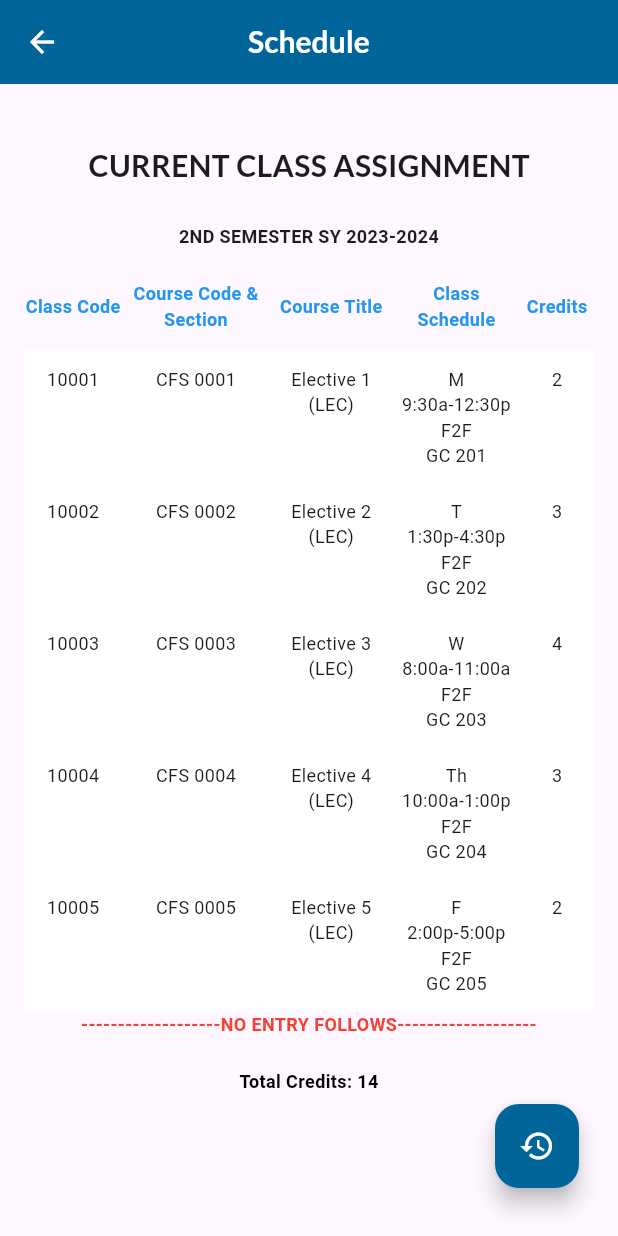
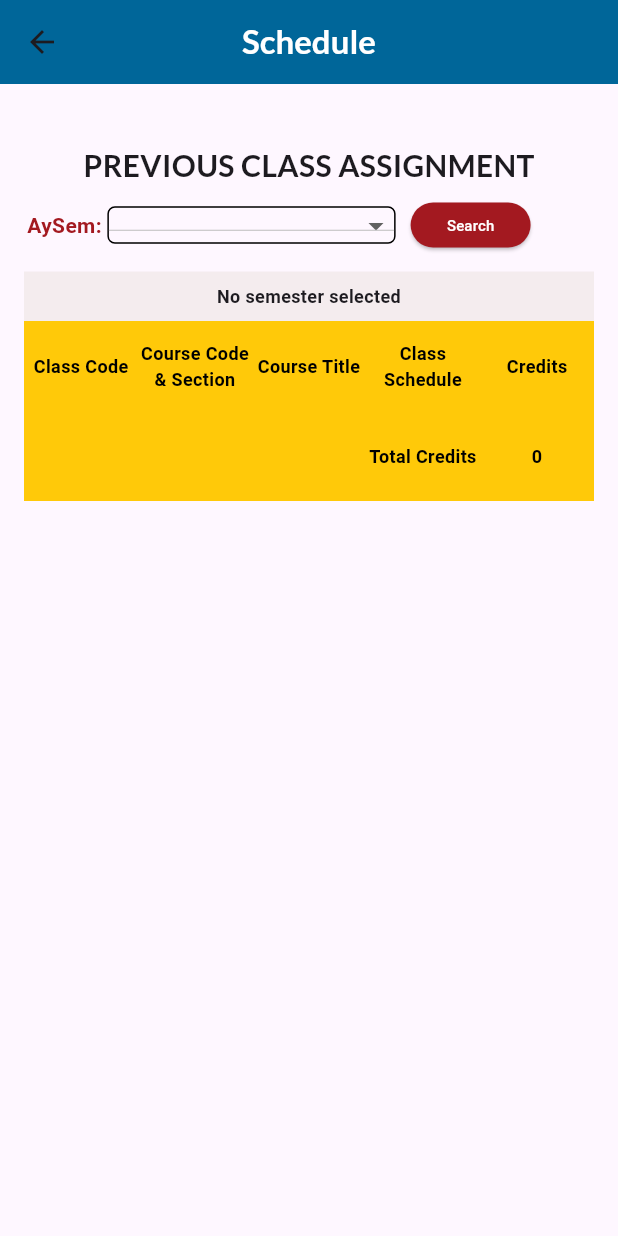
Before and after one commit to JustLiwag/plm-app-faculty-admin, a Flutter app: the Schedule screen opened directly, after a tap on the "history" icon, on a phone screen of 412 x 824 dp. Run offline on Flutter 3.47's test engine with Material 3 defaults, Android fonts, the phone set to English and light mode, and no system bars; our stand-ins replace cached_network_image, connectivity_plus, flutter_speed_dial, flutter_svg, pdf, printing.

Commit message:
[feature] previous class assignment file

```diff
--- /dev/null
+++ b/lib/screens/faculty/schedule/previous_class_assignment.dart
@@ -0,0 +1,467 @@
+import 'package:flutter/material.dart';
+
+class PreviousClassAssignmentPage extends StatefulWidget {
+  @override
+  _PreviousClassAssignmentPageState createState() =>
+      _PreviousClassAssignmentPageState();
+}
+
+class _PreviousClassAssignmentPageState
+    extends State<PreviousClassAssignmentPage> {
+  String? _selectedSemester;
+  List<Map<String, String>> _filteredAssignments = [];
+
+  final List<Map<String, String>> previousAssignments = [
+    //1st
+    {
+      'classCode': '10001',
+      'courseCodeSection': 'CFS 0001',
+      'courseTitle': 'Elective 1 (LEC)',
+      'classSchedule': 'M 9:30a-12:30p F2F GC 201',
+      'credits': '2',
+      'semester': '1st SEMESTER SY 2010-2011',
+    },
+    {
+      'classCode': '10002',
+      'courseCodeSection': 'CFS 0002',
+      'courseTitle': 'Elective 1 (LAB)',
+      'classSchedule': 'T 9:30a-12:30p F2F GC 201',
+      'credits': '1',
+      'semester': '1st SEMESTER SY 2010-2011',
+    },
+    //2nd
+    {
+      'classCode': '10001',
+      'courseCodeSection': 'CFS 0001',
+      'courseTitle': 'Elective 1 (LAB)',
+      'classSchedule': 'M 1:30p-4:30p F2F GC 202',
+      'credits': '1',
+      'semester': '2nd SEMESTER SY 2010-2011',
+    },
+    {
+      'classCode': '10002',
+      'courseCodeSection': 'CFS 0002',
+      'courseTitle': 'Elective 1 (LEC)',
+      'classSchedule': 'T 9:30a-12:30p F2F GC 203',
+      'credits': '2',
+      'semester': '2nd SEMESTER SY 2010-2011',
+    },
+    {
+      'classCode': '10003',
+      'courseCodeSection': 'CFS 0003',
+      'courseTitle': 'OOP (LAB)',
+      'classSchedule': 'W 9:30a-12:30p F2F GC 203',
+      'credits': '1',
+      'semester': '2nd SEMESTER SY 2010-2011',
+    },
+    {
+      'classCode': '10004',
+      'courseCodeSection': 'CFS 0003',
+      'courseTitle': 'OOP (LEC)',
+      'classSchedule': 'TH 9:30a-12:30p F2F GC 203',
+      'credits': '2',
+      'semester': '2nd SEMESTER SY 2010-2011',
+    },
+    //1st
+    {
+      'classCode': '10001',
+      'courseCodeSection': 'CFS 0001',
+      'courseTitle': 'SE 1 (LAB)',
+      'classSchedule': 'T 1:30p-4:30p F2F GC 202',
+      'credits': '1',
+      'semester': '1st SEMESTER SY 2011-2012',
+    },
+    {
+      'classCode': '10002',
+      'courseCodeSection': 'CFS 0002',
+      'courseTitle': 'SE 1 (LEC)',
+      'classSchedule': 'T 9:30a-12:30p F2F GC 203',
+      'credits': '2',
+      'semester': '1st SEMESTER SY 2011-2012',
+    },
+    {
+      'classCode': '10003',
+      'courseCodeSection': 'CFS 0003',
+      'courseTitle': 'Automata (LAB)',
+      'classSchedule': 'W 9:30a-12:30p F2F GC 203',
+      'credits': '1',
+      'semester': '1st SEMESTER SY 2011-2012',
+    },
+    {
+      'classCode': '10004',
+      'courseCodeSection': 'CFS 0003',
+      'courseTitle': 'Automata (LEC)',
+      'classSchedule': 'W 9:30a-12:30p F2F GC 203',
+      'credits': '2',
+      'semester': '1st SEMESTER SY 2011-2012',
+    },
+  ];
+
+  void _search() {
+    if (_selectedSemester != null) {
+      setState(() {
+        _filteredAssignments = previousAssignments
+            .where((assignment) => assignment['semester'] == _selectedSemester)
+            .toList();
+      });
+    }
+  }
+
+  int _calculateTotalCredits() {
+    int totalCredits = 0;
+    for (var assignment in _filteredAssignments) {
+      totalCredits += int.parse(assignment['credits'] ?? '0');
+    }
+    return totalCredits;
+  }
+
+  @override
+  Widget build(BuildContext context) {
+    return Scaffold(
+      appBar: AppBar(
+        backgroundColor: Color(0xFF006699),
+        title: const Text(
+          'Schedule',
+          style: TextStyle(
+            color: Colors.white,
+            fontFamily: 'Lato',
+            fontWeight: FontWeight.bold,
+          ),
+        ),
+        centerTitle: true,
+      ),
+      body: Column(crossAxisAlignment: CrossAxisAlignment.center, children: [
+        SizedBox(height: 40),
+        Text(
+          'PREVIOUS CLASS ASSIGNMENT',
+          style: TextStyle(
+            fontFamily: 'Lato',
+            fontWeight: FontWeight.bold,
+            fontSize: 20,
+          ),
+        ),
+        SizedBox(height: 10),
+        Row(
+          children: [
+            Padding(
+              padding: EdgeInsets.only(left: 18),
+              child: Text(
+                'AySem: ',
+                style: TextStyle(
+                  color: Color(0xFFA31920),
+                  fontWeight: FontWeight.bold,
+                ),
+              ),
+            ),
+            Container(
+              height: 25,
+              decoration: BoxDecoration(
+                border: Border.all(color: Colors.black),
+                borderRadius: BorderRadius.circular(5.0),
+              ),
+              child: DropdownButton<String>(
+                value: _selectedSemester,
+                items: [
+                  DropdownMenuItem(
+                    value: '1st SEMESTER SY 2010-2011',
+                    child: Text('1st SEMESTER SY 2010-2011',
+                        style: TextStyle(fontSize: 12)),
+                  ),
+                  DropdownMenuItem(
+                    value: '2nd SEMESTER SY 2010-2011',
+                    child: Text('2nd SEMESTER SY 2010-2011',
+                        style: TextStyle(fontSize: 12)),
+                  ),
+                  DropdownMenuItem(
+                    value: '1st SEMESTER SY 2011-2012',
+                    child: Text('1st SEMESTER SY 2011-2012',
+                        style: TextStyle(fontSize: 12)),
+                  ),
+                ],
+                onChanged: (String? value) {
+                  setState(() {
+                    _selectedSemester = value;
+                  });
+                },
+                hint: Padding(
+                  padding: EdgeInsets.zero,
+                ),
+              ),
+            ),
+            SizedBox(width: 10),
+            Container(
+              height: 30,
+              width: 80,
+              child: ElevatedButton(
+                onPressed: _search,
+                style: ElevatedButton.styleFrom(
+                  backgroundColor: Color(0xFFA31920),
+                ),
+                child: Text(
+                  'Search',
+                  style: TextStyle(color: Colors.white, fontSize: 10),
+                ),
+              ),
+            ),
+          ],
+        ),
+        Padding(
+          padding: const EdgeInsets.all(16.0),
+          child: Column(
+            crossAxisAlignment: CrossAxisAlignment.stretch,
+            children: [
+              Container(
+                color: Color.fromARGB(179, 240, 231, 231),
+                padding: EdgeInsets.symmetric(vertical: 8),
+                child: Text(
+                  _selectedSemester ?? 'No semester selected',
+                  style: TextStyle(
+                    fontWeight: FontWeight.bold,
+                    fontSize: 12,
+                  ),
+                  textAlign: TextAlign.center,
+                ),
+              ),
+              Table(
+                columnWidths: {
+                  0: FlexColumnWidth(),
+                  1: FlexColumnWidth(),
+                  2: FlexColumnWidth(),
+                  3: FlexColumnWidth(),
+                  4: FlexColumnWidth(),
+                },
+                children: [
+                  TableRow(
+                    decoration: BoxDecoration(color: Color(0xFFFFC909)),
+                    children: [
+                      TableCell(
+                        child: Container(
+                          height: 60,
+                          alignment: Alignment.center,
+                          padding: EdgeInsets.symmetric(vertical: 10),
+                          child: Text(
+                            'Class Code',
+                            style: TextStyle(
+                              fontWeight: FontWeight.bold,
+                              fontSize: 12,
+                              color: Colors.black,
+                            ),
+                          ),
+                        ),
+                      ),
+                      TableCell(
+                        child: Container(
+                          height: 60,
+                          alignment: Alignment.center,
+                          padding: EdgeInsets.symmetric(vertical: 10),
+                          child: Text(
+                            'Course Code & Section',
+                            style: TextStyle(
+                              fontWeight: FontWeight.bold,
+                              fontSize: 12,
+                              color: Colors.black,
+                            ),
+                            textAlign: TextAlign.center,
+                          ),
+                        ),
+                      ),
+                      TableCell(
+                        child: Container(
+                          height: 60,
+                          alignment: Alignment.center,
+                          padding: EdgeInsets.symmetric(vertical: 10),
+                          child: Text(
+                            'Course Title',
+                            style: TextStyle(
+                              fontWeight: FontWeight.bold,
+                              fontSize: 12,
+                              color: Colors.black,
+                            ),
+                            textAlign: TextAlign.center,
+                          ),
+                        ),
+                      ),
+                      TableCell(
+                        child: Container(
+                          height: 60,
+                          alignment: Alignment.center,
+                          padding: EdgeInsets.symmetric(vertical: 10),
+                          child: Text(
+                            'Class Schedule',
+                            style: TextStyle(
+                              fontWeight: FontWeight.bold,
+                              fontSize: 12,
+                              color: Colors.black,
+                            ),
+                            textAlign: TextAlign.center,
+                          ),
+                        ),
+                      ),
+                      TableCell(
+                        child: Container(
+                          height: 60,
+                          alignment: Alignment.center,
+                          padding: EdgeInsets.symmetric(vertical: 10),
+                          child: Text(
+                            'Credits',
+                            style: TextStyle(
+                              fontWeight: FontWeight.bold,
+                              fontSize: 12,
+                              color: Colors.black,
+                            ),
+                          ),
+                        ),
+                      ),
+                    ],
+                  ),
+                  for (var assignment in _filteredAssignments)
+                    TableRow(
+                      decoration: BoxDecoration(
+                          color: Color.fromARGB(179, 240, 231, 231)),
+                      children: [
+                        TableCell(
+                          child: Container(
+                            height: 60,
+                            alignment: Alignment.center,
+                            padding: EdgeInsets.symmetric(vertical: 10),
+                            child: Text(
+                              assignment['classCode'] ?? '',
+                              style: TextStyle(fontSize: 12),
+                              textAlign: TextAlign.center,
+                            ),
+                          ),
+                        ),
+                        TableCell(
+                          child: Container(
+                            height: 60,
+                            alignment: Alignment.center,
+                            padding: EdgeInsets.symmetric(vertical: 10),
+                            child: Text(
+                              assignment['courseCodeSection'] ?? '',
+                              style: TextStyle(fontSize: 12),
+                              textAlign: TextAlign.center,
+                            ),
+                          ),
+                        ),
+                        TableCell(
+                          child: Container(
+                            height: 60,
+                            alignment: Alignment.center,
+                            padding: EdgeInsets.symmetric(vertical: 10),
+                            child: Text(
+                              assignment['courseTitle'] ?? '',
+                              style: TextStyle(fontSize: 12),
+                              textAlign: TextAlign.center,
+                            ),
+                          ),
+                        ),
+                        TableCell(
+                          child: Container(
+                            height: 60,
+                            alignment: Alignment.center,
+                            padding: EdgeInsets.symmetric(vertical: 6),
+                            child: Text(
+                              assignment['classSchedule'] ?? '',
+                              style: TextStyle(fontSize: 12),
+                              textAlign: TextAlign.center,
+                            ),
+                          ),
+                        ),
+                        TableCell(
+                          child: Container(
+                            height: 60,
+                            alignment: Alignment.center,
+                            padding: EdgeInsets.symmetric(vertical: 10),
+                            child: Text(
+                              assignment['credits'] ?? '',
+                              style: TextStyle(fontSize: 12),
+                              textAlign: TextAlign.center,
+                            ),
+                          ),
+                        ),
+                      ],
+                    ),
+                  TableRow(
+                    decoration: BoxDecoration(
+                      color: Color(0xFFFFC909),
+                    ),
+                    children: [
+                      TableCell(
+                        child: Container(
+                          height: 60,
+                          alignment: Alignment.center,
+                          padding: EdgeInsets.symmetric(vertical: 10),
+                          child: Text(
+                            '',
+                            style: TextStyle(fontSize: 12),
+                            textAlign: TextAlign.center,
+                          ),
+                        ),
+                      ),
+                      TableCell(
+                        child: Container(
+                          height: 60,
+                          alignment: Alignment.center,
+                          padding: EdgeInsets.symmetric(vertical: 10),
+                          child: Text(
+                            '',
+                            style: TextStyle(fontSize: 12),
+                            textAlign: TextAlign.center,
+                          ),
+                        ),
+                      ),
+                      TableCell(
+                        child: Container(
+                          height: 60,
+                          alignment: Alignment.center,
+                          padding: EdgeInsets.symmetric(vertical: 10),
+                          child: Text(
+                            '',
+                            style: TextStyle(fontSize: 12),
+                            textAlign: TextAlign.center,
+                          ),
+                        ),
+                      ),
+                      TableCell(
+                        child: Container(
+                          height: 60,
+                          alignment: Alignment.center,
+                          padding: EdgeInsets.symmetric(vertical: 10),
+                          child: Text(
+                            'Total Credits',
+                            style: TextStyle(
+                              fontWeight: FontWeight.bold,
+                              fontSize: 12,
+                              color: Colors.black,
+                            ),
+                            textAlign: TextAlign.center,
+                          ),
+                        ),
+                      ),
+                      TableCell(
+                        child: Container(
+                          height: 60,
+                          alignment: Alignment.center,
+                          padding: EdgeInsets.symmetric(vertical: 10),
+                          child: Text(
+                            _calculateTotalCredits().toString(),
+                            style: TextStyle(
+                              fontWeight: FontWeight.bold,
+                              fontSize: 12,
+                              color: Colors.black,
+                            ),
+                            textAlign: TextAlign.center,
+                          ),
+                        ),
+                      ),
+                    ],
+                  ),
+                ],
+              ),
+            ],
+          ),
+        ),
+      ]),
+    );
+  }
+}
--- a/lib/screens/faculty/schedule/schedule.dart
+++ b/lib/screens/faculty/schedule/schedule.dart
@@ -1,4 +1,5 @@
 import 'package:flutter/material.dart';
+import 'package:mysample/screens/faculty/schedule/previous_class_assignment.dart';
 import 'package:mysample/utils/app_styles.dart';
 import '../../../data/faculty/assignment_data.dart';
 
@@ -124,12 +125,12 @@ class Schedule extends StatelessWidget {
             child: FloatingActionButton(
               backgroundColor: const Color(0xFF006699),
               onPressed: () {
-                // Navigator.push(
-                //   context,
-                //   MaterialPageRoute(
-                //     builder: (context) => PreviousClassAssignmentPage(),
-                //   ),
-                // );
+                Navigator.push(
+                  context,
+                  MaterialPageRoute(
+                    builder: (context) => PreviousClassAssignmentPage(),
+                  ),
+                );
               },
               child: const Icon(Icons.history, color: Colors.white),
             ),
```
